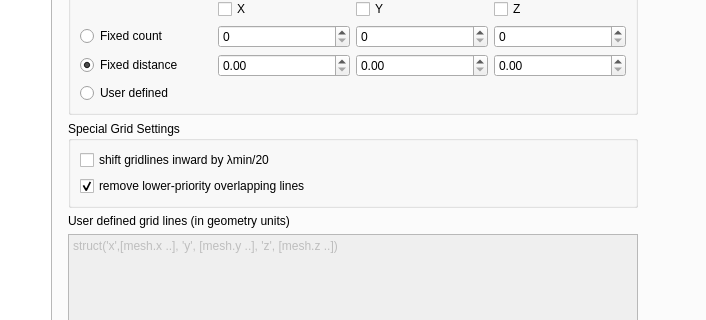
The window that ui/dialog.ui (LubomirJagos/FreeCAD-OpenEMS-Export) describes before a commit, drawn with Qt 5; both pictures show x 554 to 1260 and y 197 to 517 of the 1467 by 741 pixel window.
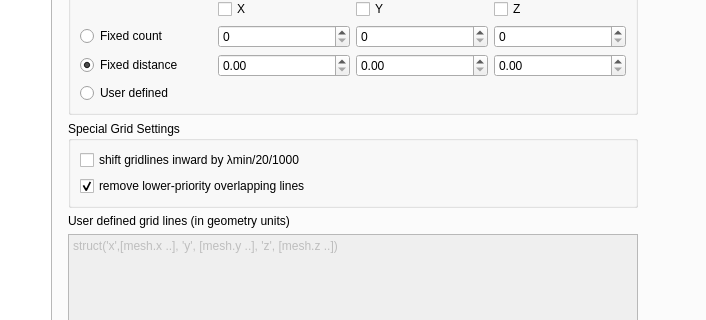
The same window after the commit. The open tabs and pages were chosen to show the change.

Commit message: BACKUP COMMIT removed hardwired constant in grid generate inside object 0.1e-3, it was there from September to have some small value to get gridlines inside STL object, but causing problems, now removed and there left just delat which is lambda/20/1000 due for 4GHz lamda/20 is 3.75mm what is too much and need something smaller so going multiply by 1/1000, but when using microstrip ports and similar thing don't use generate lines inside option to get gridlines at position where layers for microstrip are generated, this option move gridlines little and they don't match  then.

What changed in the file:
```diff
--- a/ui/dialog.ui
+++ b/ui/dialog.ui
@@ -827,7 +827,7 @@
                    <bool>true</bool>
                   </property>
                   <property name="text">
-                   <string>shift gridlines inward by λmin/20</string>
+                   <string>shift gridlines inward by λmin/20/1000</string>
                   </property>
                  </widget>
                 </item>
```
The commit also changes 1 other file.
